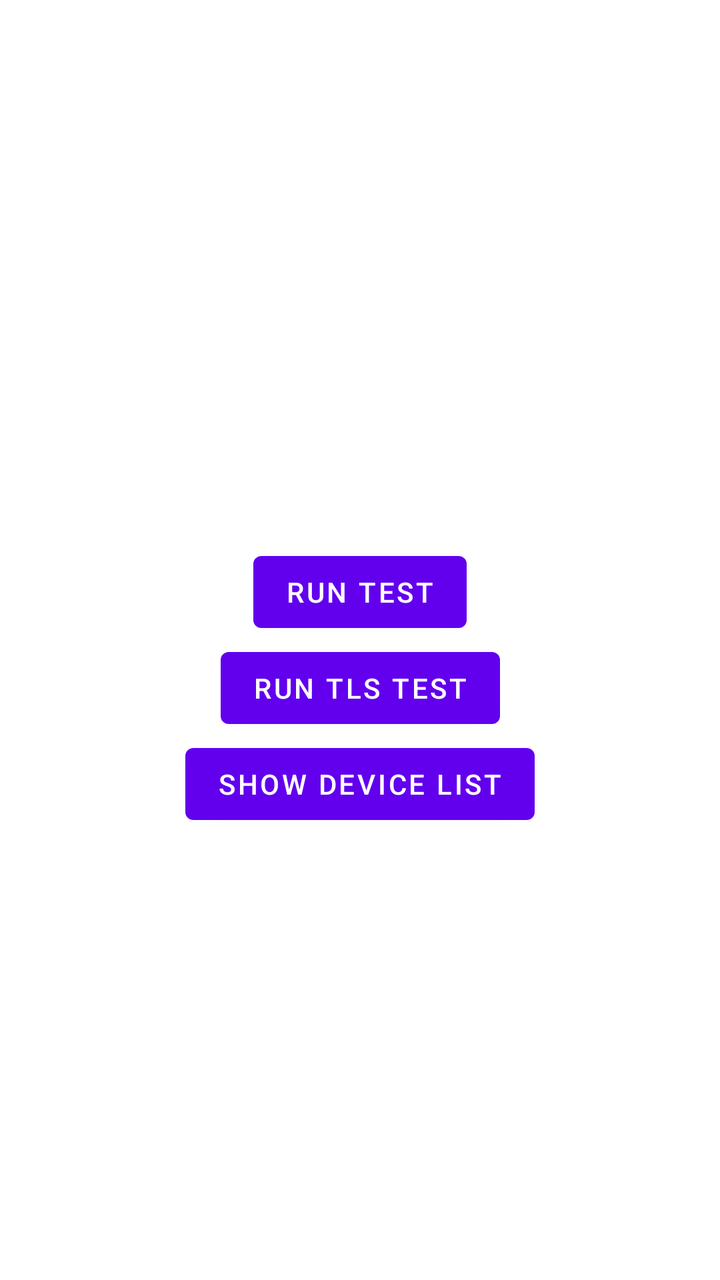
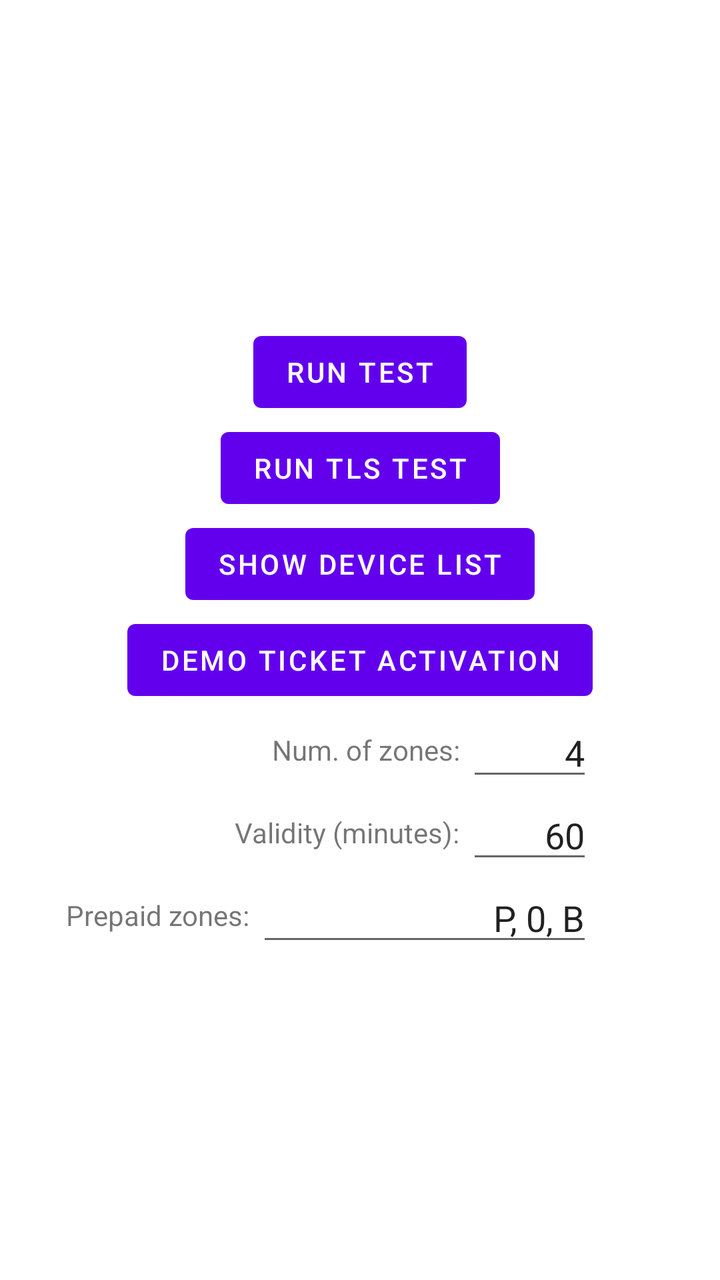

Compare the two renders of this Android layout. The source of the first and the diff that turns it into the second are given below.
<!-- AndroidManifest.xml: application theme Theme.LWTDemo -->
<!-- res/layout/activity_main.xml -->
<?xml version="1.0" encoding="utf-8"?>
<androidx.constraintlayout.widget.ConstraintLayout xmlns:android="http://schemas.android.com/apk/res/android"
    xmlns:app="http://schemas.android.com/apk/res-auto"
    xmlns:tools="http://schemas.android.com/tools"
    android:layout_width="match_parent"
    android:layout_height="match_parent">

    <Button
        android:id="@+id/btnTest"
        android:layout_width="wrap_content"
        android:layout_height="wrap_content"
        android:text="Run test"
        app:layout_constraintVertical_chainStyle="packed"
        app:layout_constraintBottom_toTopOf="@id/btnTestTls"
        app:layout_constraintEnd_toEndOf="parent"
        app:layout_constraintStart_toStartOf="parent"
        app:layout_constraintTop_toTopOf="parent" />

    <Button
        android:id="@+id/btnTestTls"
        android:layout_width="wrap_content"
        android:layout_height="wrap_content"
        android:text="Run TLS test"
        app:layout_constraintBottom_toBottomOf="parent"
        app:layout_constraintEnd_toEndOf="parent"
        app:layout_constraintStart_toStartOf="parent"
        app:layout_constraintTop_toBottomOf="@id/btnTest" />

    <Button
        android:id="@+id/btnShowDeviceList"
        android:layout_width="wrap_content"
        android:layout_height="wrap_content"
        android:text="Show device list"
        app:layout_constraintEnd_toEndOf="parent"
        app:layout_constraintStart_toStartOf="parent"
        app:layout_constraintTop_toBottomOf="@+id/btnTestTls" />
</androidx.constraintlayout.widget.ConstraintLayout>
<!-- resources referenced by this layout -->
<resources>
  <style name="Theme.LWTDemo" parent="Theme.MaterialComponents.DayNight.DarkActionBar">
          
          <item name="colorPrimary">@color/purple_500</item>
          <item name="colorPrimaryVariant">@color/purple_700</item>
          <item name="colorOnPrimary">@color/white</item>
          
          <item name="colorSecondary">@color/teal_200</item>
          <item name="colorSecondaryVariant">@color/teal_700</item>
          <item name="colorOnSecondary">@color/black</item>
          
          <item name="android:statusBarColor">?attr/colorPrimaryVariant</item>
          
      </style>
  <color name="purple_500">#FF6200EE</color>
  <color name="purple_700">#FF3700B3</color>
  <color name="white">#FFFFFFFF</color>
  <color name="teal_200">#FF03DAC5</color>
  <color name="teal_700">#FF018786</color>
  <color name="black">#FF000000</color>
</resources>

<!-- the commit's change to res/layout/activity_main.xml (unified diff, before → after) -->
@@ -10,18 +10,18 @@
         android:layout_width="wrap_content"
         android:layout_height="wrap_content"
         android:text="Run test"
-        app:layout_constraintVertical_chainStyle="packed"
         app:layout_constraintBottom_toTopOf="@id/btnTestTls"
         app:layout_constraintEnd_toEndOf="parent"
         app:layout_constraintStart_toStartOf="parent"
-        app:layout_constraintTop_toTopOf="parent" />
+        app:layout_constraintTop_toTopOf="parent"
+        app:layout_constraintVertical_chainStyle="packed" />
 
     <Button
         android:id="@+id/btnTestTls"
         android:layout_width="wrap_content"
         android:layout_height="wrap_content"
         android:text="Run TLS test"
-        app:layout_constraintBottom_toBottomOf="parent"
+        app:layout_constraintBottom_toTopOf="@id/btnShowDeviceList"
         app:layout_constraintEnd_toEndOf="parent"
         app:layout_constraintStart_toStartOf="parent"
         app:layout_constraintTop_toBottomOf="@id/btnTest" />
@@ -33,5 +33,82 @@
         android:text="Show device list"
         app:layout_constraintEnd_toEndOf="parent"
         app:layout_constraintStart_toStartOf="parent"
-        app:layout_constraintTop_toBottomOf="@+id/btnTestTls" />
+        app:layout_constraintTop_toBottomOf="@+id/btnTestTls"
+        app:layout_constraintBottom_toTopOf="@id/btnRunTicketActivation"/>
+
+    <Button
+        android:id="@+id/btnRunTicketActivation"
+        android:layout_width="wrap_content"
+        android:layout_height="wrap_content"
+        android:text="Demo ticket activation"
+        app:layout_constraintBottom_toTopOf="@id/etNumZones"
+        app:layout_constraintEnd_toEndOf="parent"
+        app:layout_constraintStart_toStartOf="parent"
+        app:layout_constraintTop_toBottomOf="@+id/btnShowDeviceList" />
+
+    <EditText
+        android:id="@+id/etNumZones"
+        android:layout_width="wrap_content"
+        android:layout_height="wrap_content"
+        android:ems="3"
+        android:inputType="number"
+        android:selectAllOnFocus="true"
+        android:text="4"
+        android:textAlignment="textEnd"
+        app:layout_constraintBottom_toTopOf="@id/etValidMinutes"
+        app:layout_constraintEnd_toEndOf="@+id/btnRunTicketActivation"
+        app:layout_constraintTop_toBottomOf="@+id/btnRunTicketActivation" />
+
+    <TextView
+        android:id="@+id/tvNumZonesLabel"
+        android:layout_width="wrap_content"
+        android:layout_height="wrap_content"
+        android:text="Num. of zones: "
+        app:layout_constraintBottom_toBottomOf="@+id/etNumZones"
+        app:layout_constraintEnd_toStartOf="@+id/etNumZones"
+        app:layout_constraintTop_toTopOf="@+id/etNumZones" />
+
+    <EditText
+        android:id="@+id/etValidMinutes"
+        android:layout_width="wrap_content"
+        android:layout_height="wrap_content"
+        android:ems="3"
+        android:inputType="number"
+        android:text="60"
+        android:textAlignment="textEnd"
+        app:layout_constraintBottom_toTopOf="@id/etPrepaidZones"
+        app:layout_constraintEnd_toEndOf="@+id/btnRunTicketActivation"
+        app:layout_constraintTop_toBottomOf="@+id/etNumZones" />
+
+    <TextView
+        android:id="@+id/tvMinutesLabel"
+        android:layout_width="wrap_content"
+        android:layout_height="wrap_content"
+        android:selectAllOnFocus="true"
+        android:text="Validity (minutes): "
+        app:layout_constraintBottom_toBottomOf="@+id/etValidMinutes"
+        app:layout_constraintEnd_toStartOf="@+id/etValidMinutes"
+        app:layout_constraintTop_toTopOf="@+id/etValidMinutes" />
+
+    <EditText
+        android:id="@+id/etPrepaidZones"
+        android:layout_width="wrap_content"
+        android:layout_height="wrap_content"
+        android:ems="8"
+        android:inputType="text"
+        android:text="P, 0, B"
+        android:textAlignment="textEnd"
+        app:layout_constraintBottom_toBottomOf="parent"
+        app:layout_constraintEnd_toEndOf="@+id/btnRunTicketActivation"
+        app:layout_constraintTop_toBottomOf="@+id/etValidMinutes" />
+
+    <TextView
+        android:id="@+id/tvPrepaidZonesLabel"
+        android:layout_width="wrap_content"
+        android:layout_height="wrap_content"
+        android:text="Prepaid zones: "
+        app:layout_constraintBottom_toBottomOf="@+id/etPrepaidZones"
+        app:layout_constraintEnd_toStartOf="@+id/etPrepaidZones"
+        app:layout_constraintTop_toTopOf="@+id/etPrepaidZones" />
+
 </androidx.constraintlayout.widget.ConstraintLayout>
<!-- resource entries referenced after the edit -->
@@ -1,9 +1,10 @@
 <!-- resources referenced by this layout -->
 <resources>
-  <style name="Theme.LWTDemo" parent="Theme.MaterialComponents.DayNight.DarkActionBar">
+  <style name="Theme.LWTDemo" parent="Theme.LWTDemo.Base">
           
           <item name="colorPrimary">@color/purple_500</item>
           <item name="colorPrimaryVariant">@color/purple_700</item>
+          <item name="colorPrimaryMuted">@color/purple_200</item>
           <item name="colorOnPrimary">@color/white</item>
           
           <item name="colorSecondary">@color/teal_200</item>
@@ -13,11 +14,22 @@
           <item name="android:statusBarColor">?attr/colorPrimaryVariant</item>
           
       </style>
+  <style name="Theme.LWTDemo.Base" parent="Theme.MaterialComponents.DayNight.DarkActionBar">
+          <item name="materialIconButtonOutlinedStyle">@style/Ext.MaterialComponents.IconButton.Outlined</item>
+      </style>
   <color name="purple_500">#FF6200EE</color>
   <color name="purple_700">#FF3700B3</color>
+  <color name="purple_200">#FFBB86FC</color>
   <color name="white">#FFFFFFFF</color>
   <color name="teal_200">#FF03DAC5</color>
   <color name="teal_700">#FF018786</color>
   <color name="black">#FF000000</color>
+  <style name="Ext.MaterialComponents.IconButton.Outlined" parent="Widget.MaterialComponents.Button.OutlinedButton">
+          <item name="iconPadding">0dp</item>
+          <item name="iconTint">?attr/colorOnSurface</item>
+          <item name="iconGravity">textStart</item>
+          <item name="android:minWidth">0dp</item>
+          <item name="strokeColor">@color/mtrl_btn_stroke_color_selector</item>
+      </style>
 </resources>
 
